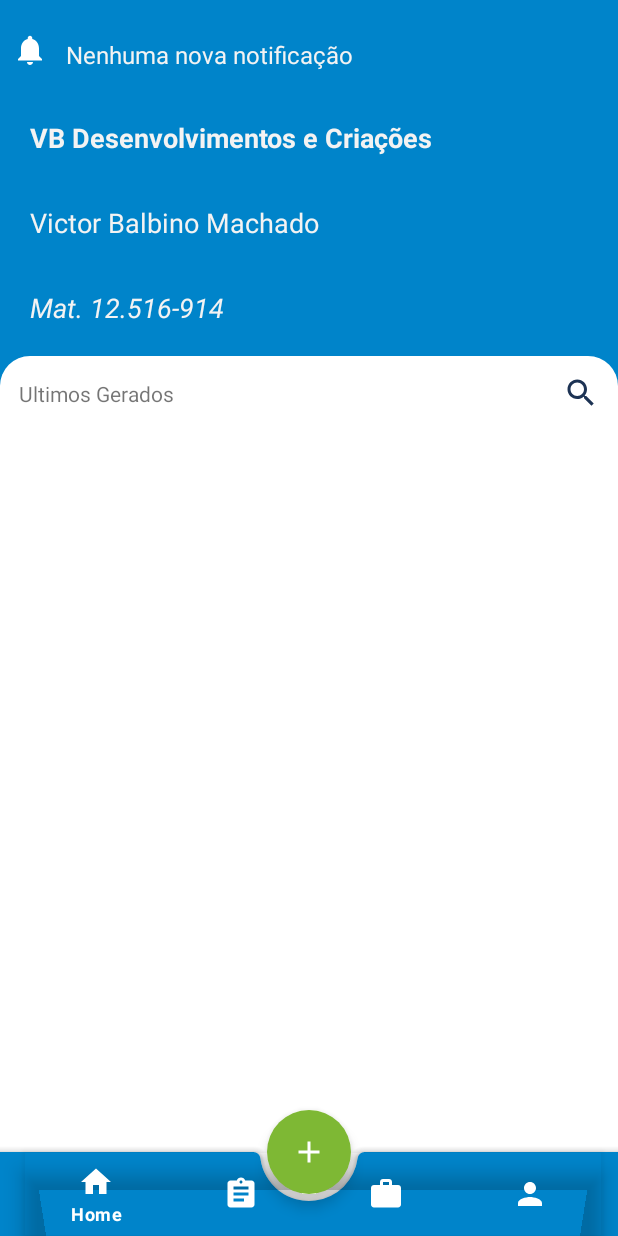
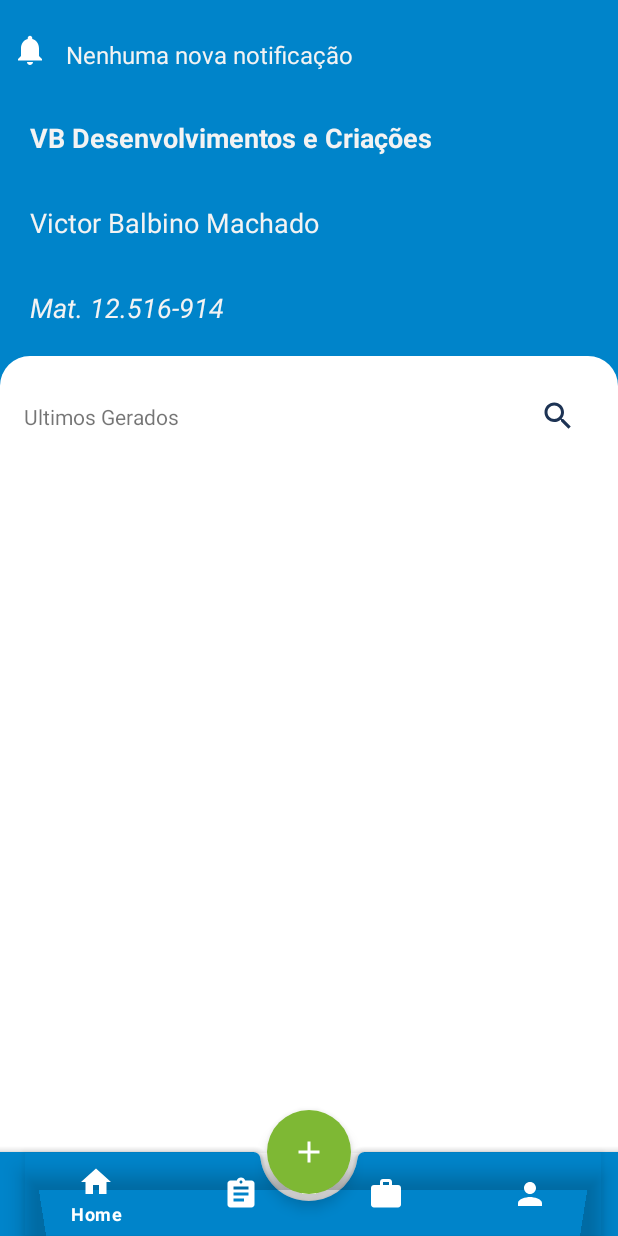
Before and after one commit to vbmachado123/registro-v3, an Android app: the layout activity_home.xml on its own in the app's theme, with its tools: preview values and no code run, on a phone screen of 412 x 824 dp. Run offline under Robolectric (Android 15) with nearby library versions, the phone set to English and light mode, and no system bars.

Commit message:
Inserindo mais estilos e toda a paleta de cores

```diff
--- a/app/src/main/AndroidManifest.xml
+++ b/app/src/main/AndroidManifest.xml
@@ -15,7 +15,7 @@
     <application
         android:name="util.CustomApplication"
         android:allowBackup="true"
-        android:icon="@mipmap/ic_launcher_round"
+        android:icon="@mipmap/ic_launcher"
         android:label="@string/app_name"
         android:roundIcon="@mipmap/ic_launcher_round"
         android:supportsRtl="true"
--- /dev/null
+++ b/app/src/main/res/drawable/edittext_style.xml
@@ -0,0 +1,6 @@
+<shape xmlns:android="http://schemas.android.com/apk/res/android" >
+
+    <solid android:color="@color/white" />
+
+    <corners android:radius="@dimen/radiuspadrao" />
+</shape>
--- /dev/null
+++ b/app/src/main/res/drawable/popup_background.xml
@@ -0,0 +1,5 @@
+<?xml version="1.0" encoding="utf-8"?>
+<shape xmlns:android="http://schemas.android.com/apk/res/android">
+    <solid android:color="#FFFFFF" />
+    <corners android:radius="@dimen/radiuspadrao" />
+</shape>
--- a/app/src/main/res/drawable/shape.xml
+++ b/app/src/main/res/drawable/shape.xml
@@ -3,19 +3,19 @@
     android:shape="rectangle"   >
 
     <solid
-        android:color="#FFFFFF" >
+        android:color="@color/white" >
     </solid>
 
     <padding
-        android:left="5dp"
-        android:top="5dp"
-        android:right="5dp"
-        android:bottom="5dp" >
+        android:left="@dimen/distancia_padrao"
+        android:top="@dimen/radiuspadrao"
+        android:right="@dimen/radiuspadrao"
+        android:bottom="@dimen/radiuspadrao">
     </padding>
 
     <corners
-        android:topLeftRadius="20dp"
-        android:topRightRadius="20dp">
+        android:topLeftRadius="@dimen/radiuspadrao"
+        android:topRightRadius="@dimen/radiuspadrao">
     </corners>
 
 </shape>
--- a/app/src/main/res/layout/activity_home.xml
+++ b/app/src/main/res/layout/activity_home.xml
@@ -155,7 +155,7 @@
         android:layout_width="wrap_content"
         android:layout_height="wrap_content"
         android:src="@drawable/ic_add"
-        android:backgroundTint="@color/green01"
+        android:backgroundTint="@color/green_01"
         app:borderWidth="0dp"
         android:tint="@color/white"
         app:tint="@color/white"
--- a/app/src/main/res/values/dimens.xml
+++ b/app/src/main/res/values/dimens.xml
@@ -5,4 +5,5 @@
     <dimen name="distancia_padrao">8dp</dimen>
     <dimen name="tamanhoTextoPadrao">16sp</dimen>
     <dimen name="tamanhoTextoDestaque">18sp</dimen>
+    <dimen name="radiuspadrao">20dp</dimen>
 </resources>
--- a/app/src/main/res/values/themes.xml
+++ b/app/src/main/res/values/themes.xml
@@ -2,12 +2,12 @@
     <!-- Base application theme. -->
     <style name="Theme.Registro" parent="Theme.MaterialComponents.Light.NoActionBar">
         <!-- Primary brand color. -->
-        <item name="colorPrimary">@color/purple_500</item>
-        <item name="colorPrimaryVariant">@color/purple_700</item>
+        <item name="colorPrimary">@color/bgcolorblue</item>
+        <item name="colorPrimaryVariant">@color/dark_blue02</item>
         <item name="colorOnPrimary">@color/white</item>
         <!-- Secondary brand color. -->
-        <item name="colorSecondary">@color/teal_200</item>
-        <item name="colorSecondaryVariant">@color/teal_700</item>
+        <item name="colorSecondary">@color/teal_100</item>
+        <item name="colorSecondaryVariant">@color/teal_400</item>
         <item name="colorOnSecondary">@color/black</item>
         <!-- Status bar color. -->
         <item name="android:statusBarColor" tools:targetApi="l">?attr/colorPrimaryVariant</item>
@@ -22,5 +22,30 @@
         <item name="paddingEnd">@dimen/bnbPadding</item>
     </style>
 
+
+    <style name="MyCheckBoxStyle">
+        <item name="colorControlNormal">@color/dark_blue01</item>
+        <item name="colorControlActivated">@color/bgcolorblue</item>
+        <item name="colorControlHighlight">@android:color/white</item>
+    </style>
+
+    <style name="MyEditTextTheme">
+        <item name="colorControlNormal">@color/dark_blue01</item>
+        <item name="colorControlActivated">@color/bgcolorblue</item>
+        <item name="colorControlHighlight">@android:color/white</item>
+    </style>
+
+    <style name="DialogStyle" parent="Theme.AppCompat.Light.Dialog.Alert" tools:targetApi="lollipop">
+        <item name="android:actionMenuTextColor">@color/dark_blue01</item>
+        <item name="colorControlNormal">@color/bgcolorblue</item>
+        <item name="android:textColor">@color/bgcolorblue</item>
+        <item name="android:colorAccent">@color/bgcolorblue</item>
+        <item name="android:itemBackground">@android:color/white</item>
+        <item name="background">@android:color/white</item>
+        <item name="android:windowBackground">@drawable/popup_background</item>
+    </style>
+
+
     <dimen name="bnbPadding">4dp</dimen>
+    <dimen name="elevation">4dp</dimen>
 </resources>
```
Also changed, not shown: app/src/main/res/drawable/blue_button_style.xml (+10 -6 lines), app/src/main/res/values/colors.xml (+37 -4 lines), app/src/main/res/mipmap-mdpi/ic_launcher.png (added), app/src/main/res/mipmap-xhdpi/ic_launcher.png (added), app/src/main/res/mipmap-xxhdpi/ic_launcher.png (added), app/src/main/res/mipmap-xxxhdpi/ic_launcher.png (added).
